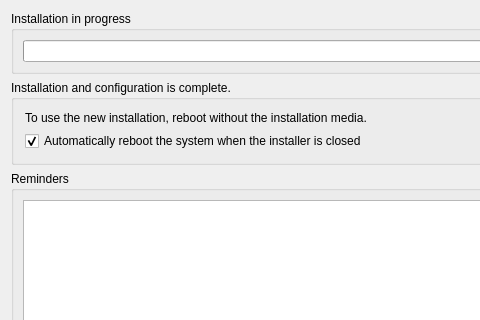
Above: meinstall.ui from gazelle-installer/gazelle-installer before the change; both pictures show x 0 to 480 and y 0 to 320 of the 738 by 526 pixel window. Below: the same form after it.
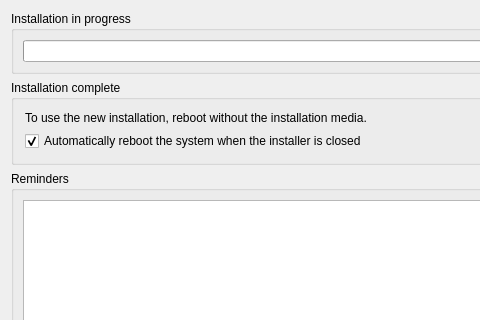
That is the form after the change. The open tabs and pages were chosen to show the change. Icons and pictures are not drawn.

Commit message: Spread the tips display across the whole progress bar. Improved the chances of all tips being displayed. Also made some minor code quality improvements.

```diff
--- a/meinstall.ui
+++ b/meinstall.ui
@@ -2823,7 +2823,7 @@
        <item row="0" column="0">
         <widget class="QGroupBox" name="exitBox">
          <property name="title">
-          <string>Installation and configuration is complete.</string>
+          <string>Installation complete</string>
          </property>
          <layout class="QGridLayout" name="gridLayout">
           <item row="0" column="0" colspan="2">
```
The commit also changes 2 other files.
